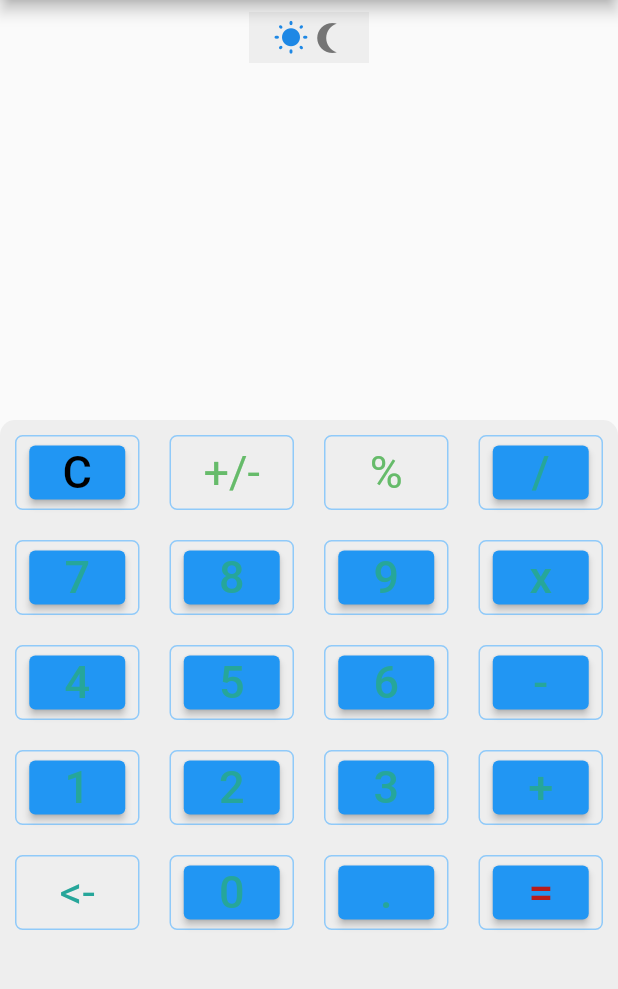
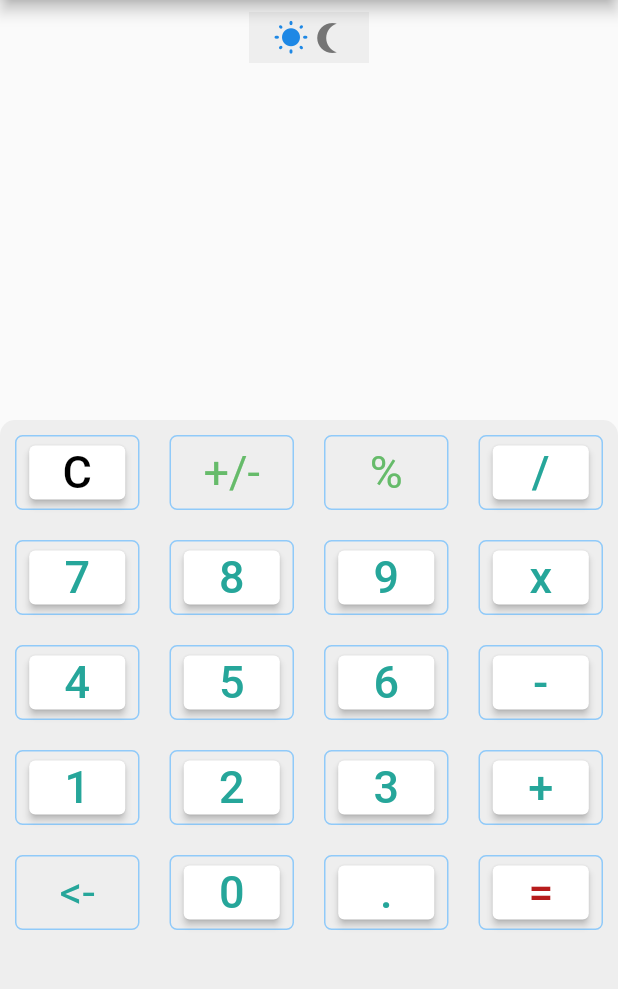
Before and after one commit to Megagonn/Flutter-Calculator, a Flutter app: the screen it shows after launch, on a phone screen of 412 x 824 dp, the part 84-1073 px from its top. Run offline on Flutter 3.47's test engine with Material 2 defaults, Android fonts, the phone set to English and light mode, and no system bars; our stand-ins replace math_expressions.

Commit message:
display cont was placed in a stateful widget

```diff
--- a/lib/main.dart
+++ b/lib/main.dart
@@ -20,6 +20,8 @@ calculator() {
   double eval = exp.evaluate(EvaluationType.REAL, cm);
   inp = eval.toString();
 }
+
+Color aa = Colors.white;
 
 class MyApp extends StatefulWidget {
   @override
@@ -50,34 +52,7 @@ class _MyAppState extends State<MyApp> {
                 // Expanded(
                 //display unit
                 // child:
-                Container(
-                  padding: EdgeInsets.all(10),
-                  width: 600,
-                  height: 230,
-                  decoration: BoxDecoration(
-                    // border: Border.all(
-                    //   color: Colors.lightGreen,
-                    //   width: 5,
-                    //   style: BorderStyle.solid,
-                    // ),
-                    borderRadius: BorderRadius.circular(10),
-                  ),
-                  child: Container(
-                    child: Column(
-                      mainAxisAlignment: MainAxisAlignment.end,
-                      crossAxisAlignment: CrossAxisAlignment.baseline,
-                      textBaseline: TextBaseline.alphabetic,
-                      children: [
-                        Text(
-                          inp,
-                          textAlign: TextAlign.right,
-                          style: TextStyle(fontSize: 50),
-                        ),
-                      ],
-                    ),
-                  ),
-                  // ),
-                ),
+                Display(),
                 Expanded(
                     //key pads
                     child: Container(
@@ -107,6 +82,10 @@ class _MyAppState extends State<MyApp> {
                                       inp = '';
                                     });
                                   },
+                                  style: ButtonStyle(
+                                      backgroundColor:
+                                          MaterialStateColor.resolveWith(
+                                              (states) => Colors.white)),
                                   child: Text(
                                     'C',
                                     style: TextStyle(
@@ -172,6 +151,10 @@ class _MyAppState extends State<MyApp> {
                                       button('/');
                                     });
                                   },
+                                  style: ButtonStyle(
+                                      backgroundColor:
+                                          MaterialStateColor.resolveWith(
+                                              (states) => Colors.white)),
                                   child: Text('/',
                                       style: TextStyle(
                                           fontSize: 30,
@@ -202,6 +185,10 @@ class _MyAppState extends State<MyApp> {
                                       button(7);
                                     });
                                   },
+                                  style: ButtonStyle(
+                                      backgroundColor:
+                                          MaterialStateColor.resolveWith(
+                                              (states) => Colors.white)),
                                   child: Text('7',
                                       style: TextStyle(
                                           fontSize: 30,
@@ -228,6 +215,10 @@ class _MyAppState extends State<MyApp> {
                                       button(8);
                                     });
                                   },
+                                  style: ButtonStyle(
+                                      backgroundColor:
+                                          MaterialStateColor.resolveWith(
+                                              (states) => Colors.white)),
                                   child: Text('8',
                                       style: TextStyle(
                                           fontSize: 30,
@@ -254,6 +245,10 @@ class _MyAppState extends State<MyApp> {
                                       button(9);
                                     });
                                   },
+                                  style: ButtonStyle(
+                                      backgroundColor:
+                                          MaterialStateColor.resolveWith(
+                                              (states) => Colors.white)),
                                   child: Text('9',
                                       style: TextStyle(
                                           fontSize: 30,
@@ -280,6 +275,10 @@ class _MyAppState extends State<MyApp> {
                                       button('*');
                                     });
                                   },
+                                  style: ButtonStyle(
+                                      backgroundColor:
+                                          MaterialStateColor.resolveWith(
+                                              (states) => Colors.white)),
                                   child: Text('x',
                                       style: TextStyle(
                                           fontSize: 30,
@@ -310,6 +309,10 @@ class _MyAppState extends State<MyApp> {
                                       button(4);
                                     });
                                   },
+                                  style: ButtonStyle(
+                                      backgroundColor:
+                                          MaterialStateColor.resolveWith(
+                                              (states) => Colors.white)),
                                   child: Text('4',
                                       style: TextStyle(
                                           fontSize: 30,
@@ -336,6 +339,10 @@ class _MyAppState extends State<MyApp> {
                                       button(5);
                                     });
                                   },
+                                  style: ButtonStyle(
+                                      backgroundColor:
+                                          MaterialStateColor.resolveWith(
+                                              (states) => Colors.white)),
                                   child: Text('5',
                                       style: TextStyle(
                                           fontSize: 30,
@@ -362,6 +369,10 @@ class _MyAppState extends State<MyApp> {
                                       button(6);
                                     });
                                   },
+                                  style: ButtonStyle(
+                                      backgroundColor:
+                                          MaterialStateColor.resolveWith(
+                                              (states) => Colors.white)),
                                   child: Text('6',
                                       style: TextStyle(
                                           fontSize: 30,
@@ -388,6 +399,10 @@ class _MyAppState extends State<MyApp> {
                                       button('-');
                                     });
                                   },
+                                  style: ButtonStyle(
+                                      backgroundColor:
+                                          MaterialStateColor.resolveWith(
+                                              (states) => Colors.white)),
                                   child: Text('-',
                                       style: TextStyle(
                                           fontSize: 30,
@@ -418,6 +433,10 @@ class _MyAppState extends State<MyApp> {
                                       button(1);
                                     });
                                   },
+                                  style: ButtonStyle(
+                                      backgroundColor:
+                                          MaterialStateColor.resolveWith(
+                                              (states) => Colors.white)),
                                   child: Text('1',
                                       style: TextStyle(
                                           fontSize: 30,
@@ -444,6 +463,10 @@ class _MyAppState extends State<MyApp> {
                                       button(2);
                                     });
                                   },
+                                  style: ButtonStyle(
+                                      backgroundColor:
+                                          MaterialStateColor.resolveWith(
+                                              (states) => Colors.white)),
                                   child: Text('2',
                                       style: TextStyle(
                                           fontSize: 30,
@@ -470,6 +493,10 @@ class _MyAppState extends State<MyApp> {
                                       button(3);
                                     });
                                   },
+                                  style: ButtonStyle(
+                                      backgroundColor:
+                                          MaterialStateColor.resolveWith(
+                                              (states) => Colors.white)),
                                   child: Text('3',
                                       style: TextStyle(
                                           fontSize: 30,
@@ -496,6 +523,10 @@ class _MyAppState extends State<MyApp> {
                                       button('+');
                                     });
                                   },
+                                  style: ButtonStyle(
+                                      backgroundColor:
+                                          MaterialStateColor.resolveWith(
+                                              (states) => Colors.white)),
                                   child: Text('+',
                                       style: TextStyle(
                                           fontSize: 30,
@@ -547,6 +578,10 @@ class _MyAppState extends State<MyApp> {
                                       button(0);
                                     });
                                   },
+                                  style: ButtonStyle(
+                                      backgroundColor:
+                                          MaterialStateColor.resolveWith(
+                                              (states) => Colors.white)),
                                   child: Text('0',
                                       style: TextStyle(
                                           fontSize: 30,
@@ -573,6 +608,10 @@ class _MyAppState extends State<MyApp> {
                                       button('.');
                                     });
                                   },
+                                  style: ButtonStyle(
+                                      backgroundColor:
+                                          MaterialStateColor.resolveWith(
+                                              (states) => Colors.white)),
                                   child: Text('.',
                                       style: TextStyle(
                                           fontSize: 30,
@@ -599,6 +638,10 @@ class _MyAppState extends State<MyApp> {
                                       calculator();
                                     });
                                   },
+                                  style: ButtonStyle(
+                                      backgroundColor:
+                                          MaterialStateColor.resolveWith(
+                                              (states) => Colors.white)),
                                   child: Text('=',
                                       style: TextStyle(
                                           fontSize: 30,
@@ -620,3 +663,44 @@ class _MyAppState extends State<MyApp> {
     );
   }
 }
+
+class Display extends StatefulWidget {
+  const Display({ Key? key }) : super(key: key);
+
+  @override
+  _DisplayState createState() => _DisplayState();
+}
+
+class _DisplayState extends State<Display> {
+  @override
+  Widget build(BuildContext context) {
+    return Container(
+                  padding: EdgeInsets.all(10),
+                  width: 600,
+                  height: 230,
+                  decoration: BoxDecoration(
+                    // border: Border.all(
+                    //   color: Colors.lightGreen,
+                    //   width: 5,
+                    //   style: BorderStyle.solid,
+                    // ),
+                    borderRadius: BorderRadius.circular(10),
+                  ),
+                  child: Container(
+                    child: Column(
+                      mainAxisAlignment: MainAxisAlignment.end,
+                      crossAxisAlignment: CrossAxisAlignment.baseline,
+                      textBaseline: TextBaseline.alphabetic,
+                      children: [
+                        Text(
+                          inp,
+                          textAlign: TextAlign.right,
+                          style: TextStyle(fontSize: 50),
+                        ),
+                      ],
+                    ),
+                  ),
+                  // ),
+                );
+  }
+}
```
